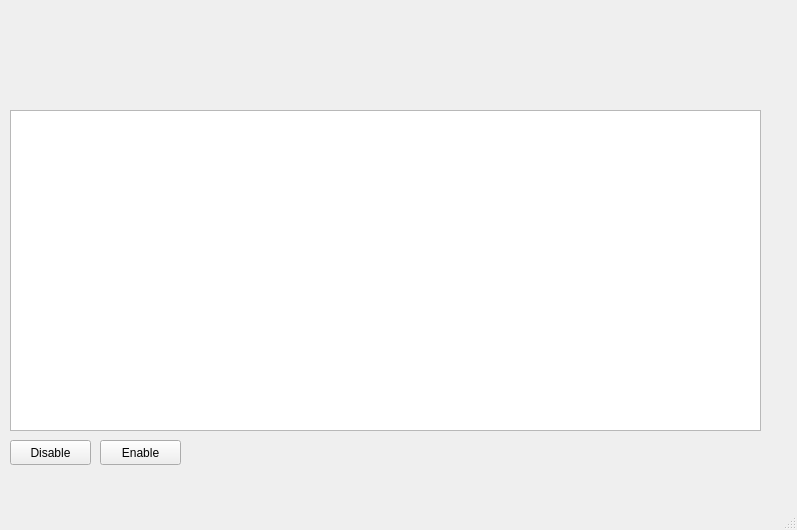
Before: the Qt Designer form mainwindow.ui in minaolenpavel/NoInputsGUI, drawn with Qt 5.
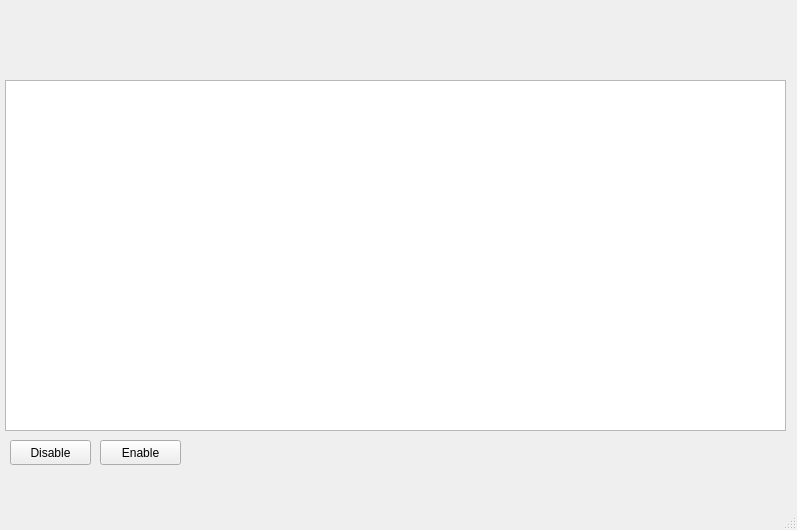
After: the same form once the commit is applied.

Commit message: now shows the status of each device in the list view

Patch:
```diff
--- a/mainwindow.ui
+++ b/mainwindow.ui
@@ -14,16 +14,6 @@
    <string>MainWindow</string>
   </property>
   <widget class="QWidget" name="centralwidget">
-   <widget class="QListView" name="listView">
-    <property name="geometry">
-     <rect>
-      <x>10</x>
-      <y>110</y>
-      <width>751</width>
-      <height>321</height>
-     </rect>
-    </property>
-   </widget>
    <widget class="QPushButton" name="inhibitButton">
     <property name="geometry">
      <rect>
@@ -50,6 +40,16 @@
      <string>Enable</string>
     </property>
    </widget>
+   <widget class="QTableView" name="deviceTableView">
+    <property name="geometry">
+     <rect>
+      <x>5</x>
+      <y>80</y>
+      <width>781</width>
+      <height>351</height>
+     </rect>
+    </property>
+   </widget>
   </widget>
   <widget class="QMenuBar" name="menubar">
    <property name="geometry">
```
The commit also changes 4 other files.
